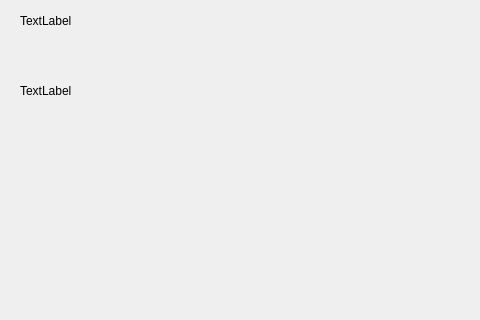
Jiny-perez/ProyectoBuscaMinas_Programacion3, file gameform.ui: the form before one commit; both pictures show x 0 to 480 and y 170 to 490 of the 905 by 600 pixel window.
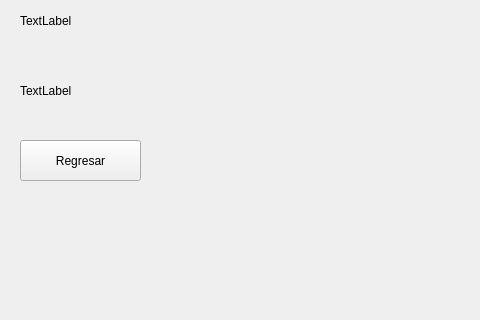
The form after the commit.

Commit message: backButton added on gameform

Patch:
```diff
--- a/gameform.ui
+++ b/gameform.ui
@@ -65,6 +65,19 @@
     <string>TextLabel</string>
    </property>
   </widget>
+  <widget class="QPushButton" name="backButton">
+   <property name="geometry">
+    <rect>
+     <x>20</x>
+     <y>310</y>
+     <width>121</width>
+     <height>41</height>
+    </rect>
+   </property>
+   <property name="text">
+    <string>Regresar</string>
+   </property>
+  </widget>
   <widget class="QWidget" name="boardContainer" native="true">
    <property name="geometry">
     <rect>
```
The commit also changes 2 other files.
